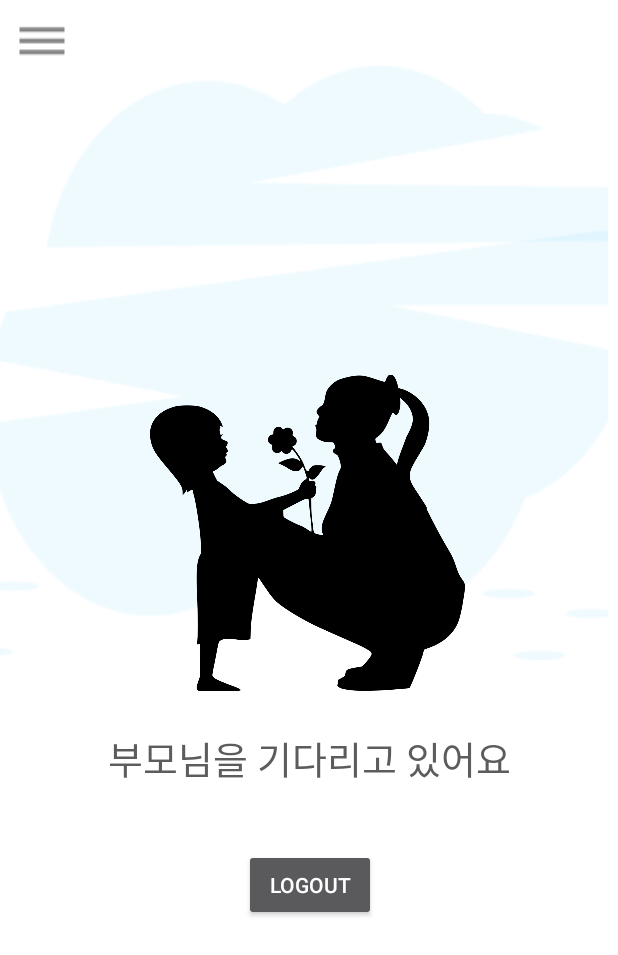
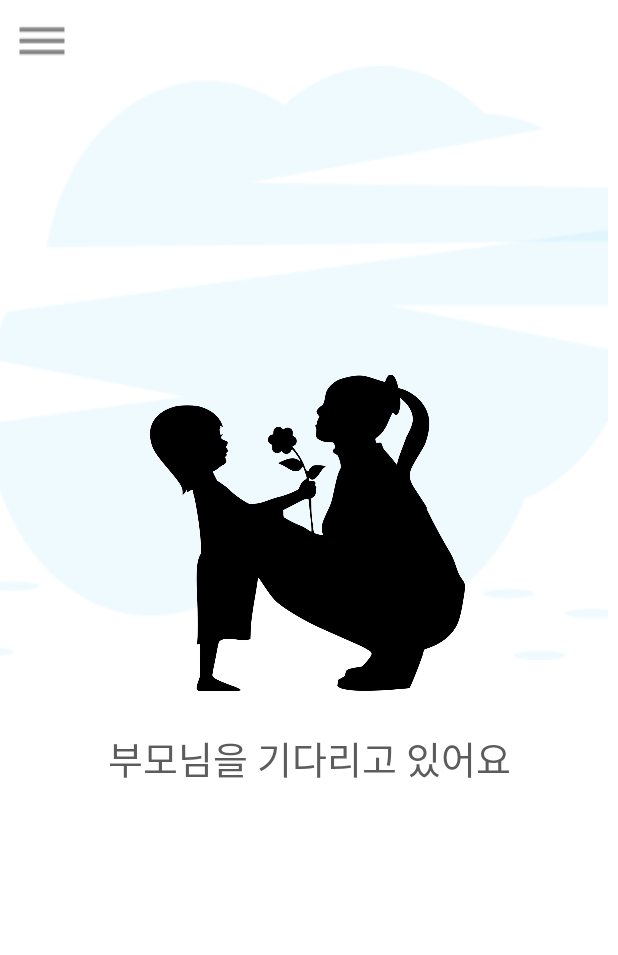
Before and after one commit to JangKeon/Prezzy-Pop, an Android app: the C_UnmatchedActivity screen opened directly, with no data from a screen before it, on a phone screen of 412 x 824 dp. Shown: the top 955 px of the screen. Run offline under Robolectric (Android 15) with nearby library versions, the phone set to English and light mode, and no system bars; our stand-ins replace Firebase (no records; nobody signed in at launch, a user with empty details on screens opened directly); Roboto replaces fonts that are not available here.

Commit message:
로그아웃들 제거

```diff
--- a/app/src/main/java/gachon/mpclass/prezzy_pop/C_UnmatchedActivity.java
+++ b/app/src/main/java/gachon/mpclass/prezzy_pop/C_UnmatchedActivity.java
@@ -71,19 +71,9 @@ public class C_UnmatchedActivity extends AppCompatActivity {
                 return true;
             }
         });
-        findViewById(R.id.btn_logout).setOnClickListener(onClickListener);
+
         isMatched();
     }
-    View.OnClickListener onClickListener= (v)->{
-
-        switch(v.getId()){
-            case R.id.btn_logout:
-                FirebaseAuth.getInstance().signOut();
-                startToast("로그아웃 되었습니다");
-                startMyActivity(LoginActivity.class);
-                break;
-        }
-    };
 
     private void isMatched() {                                                  // user가 매칭된 상태인지 파악
         FirebaseUser cur_user = FirebaseAuth.getInstance().getCurrentUser();
--- a/app/src/main/res/layout/activity_c_unmatched.xml
+++ b/app/src/main/res/layout/activity_c_unmatched.xml
@@ -80,19 +80,6 @@
             app:layout_constraintHorizontal_bias="1.0"
             app:layout_constraintStart_toStartOf="parent" />
 
-        <Button
-            android:id="@+id/btn_logout"
-            android:layout_width="wrap_content"
-            android:layout_height="wrap_content"
-            android:layout_below="@+id/imageView"
-            android:layout_alignParentEnd="true"
-            android:layout_alignParentRight="true"
-            android:layout_marginTop="82dp"
-            android:layout_marginEnd="161dp"
-            android:layout_marginRight="161dp"
-            android:layout_marginBottom="178dp"
-            android:text="Logout" />
-
     </RelativeLayout>
 
     <com.google.android.material.navigation.NavigationView
```
Also changed, not shown: app/src/main/java/gachon/mpclass/prezzy_pop/P_UnmatchedActivity.java (+1 -6 lines), app/src/main/res/layout/activity_p_unmatched.xml (+1 -13 lines).
